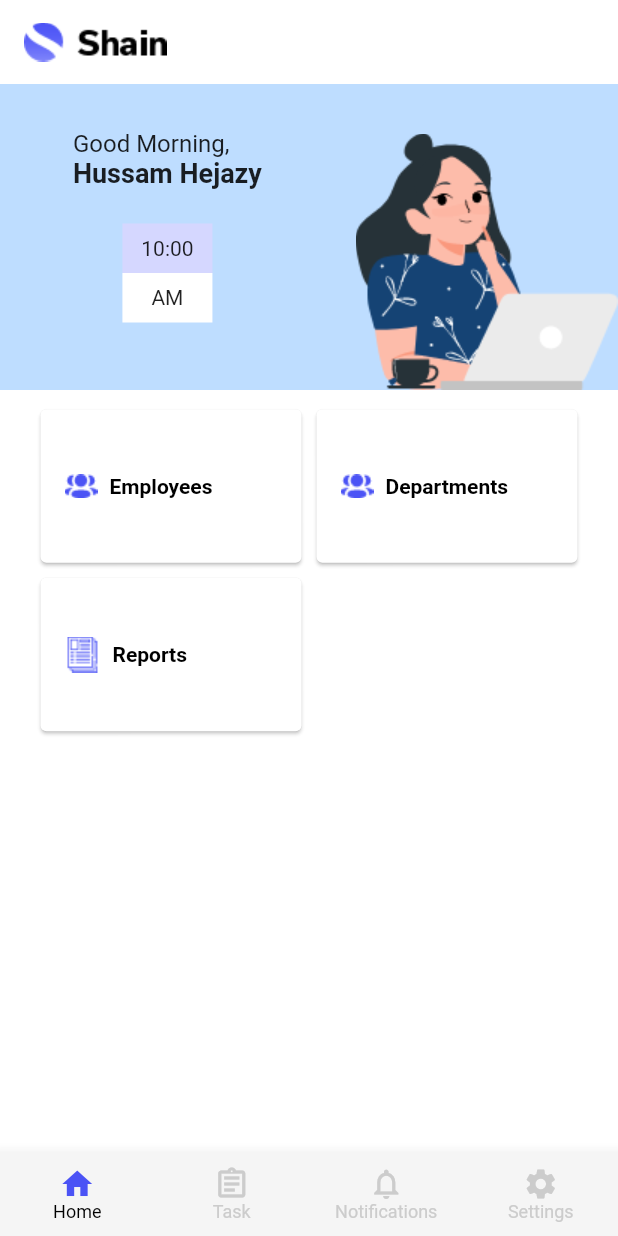
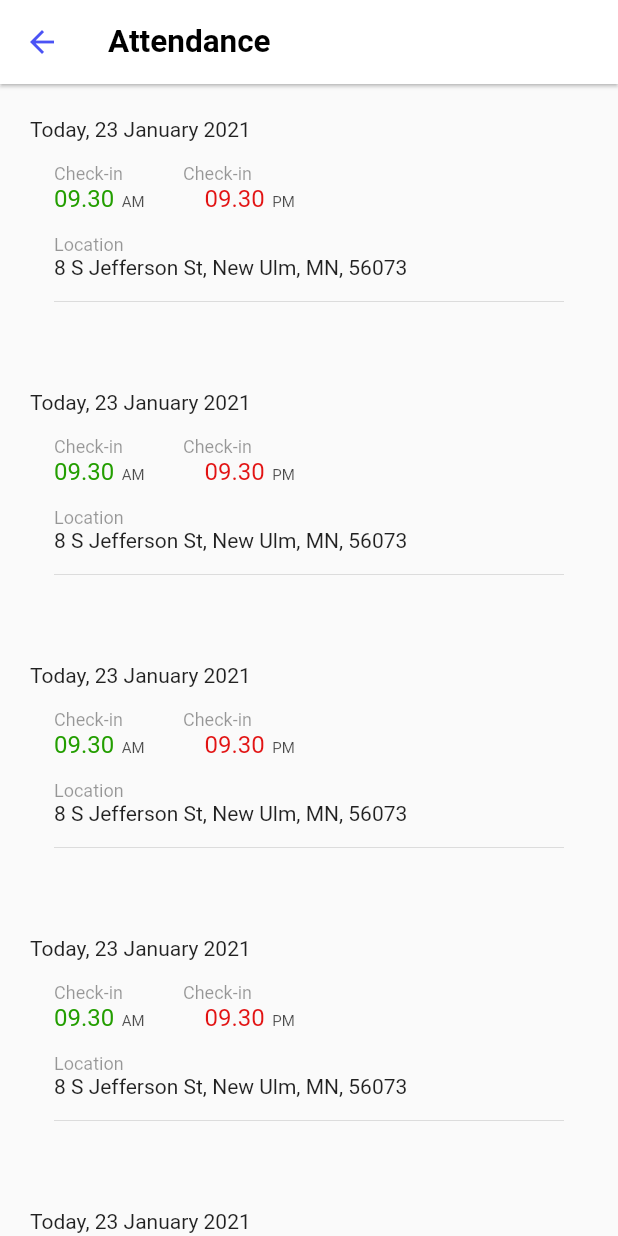
Before and after one commit to hussamhejazy/Task-Manager-Project, a Flutter app: the screen it shows after launch, on a phone screen of 412 x 824 dp. Run offline on Flutter 3.47's test engine with Material 2 defaults, Android fonts, the phone set to English and light mode, and no system bars.

Commit message:
add attendance_screen

```diff
--- /dev/null
+++ b/lib/screens/attendance_screen.dart
@@ -0,0 +1,99 @@
+import 'package:flutter/material.dart';
+
+class Attendance extends StatefulWidget {
+  const Attendance({Key? key}) : super(key: key);
+
+  @override
+  _AttendanceState createState() => _AttendanceState();
+}
+
+class _AttendanceState extends State<Attendance> {
+  @override
+  Widget build(BuildContext context) {
+    return Scaffold(
+      appBar: AppBar(
+        backgroundColor: Colors.white,
+        title: Text(
+          'Attendance',
+          style: TextStyle(
+              fontSize: 21, fontWeight: FontWeight.bold, color: Colors.black),
+        ),
+        elevation: 1,
+        leading: IconButton(onPressed: (){Navigator.pop(context);},icon: Icon(Icons.arrow_back,color: Color(0xFF4B53F5),),),
+      ),
+      body: ListView.builder(
+        itemBuilder: (context, index) {
+          return Padding(
+            padding: const EdgeInsets.symmetric(horizontal: 20,vertical: 22),
+            child: Container(
+              child: Column(
+                crossAxisAlignment: CrossAxisAlignment.start,
+                children: [
+                  Text('Today, 23 January 2021',style: TextStyle(fontSize: 14),),
+                  SizedBox(height: 15,),
+                  Padding(
+                    padding: const EdgeInsets.symmetric(horizontal: 16),
+                    child: Column(
+                      crossAxisAlignment: CrossAxisAlignment.start,
+                      children: [
+                        Row(
+                          children: [
+                            Text('Check-in',style: TextStyle(fontSize: 12,color: Colors.black.withOpacity(0.4)),),
+                            SizedBox(width: 40,),
+                            Text('Check-in',style: TextStyle(fontSize: 12,color: Colors.black.withOpacity(0.4)),)
+                          ],
+                        ),
+                        Row(
+                          children: [
+                            RichText(text: TextSpan(
+                              style: TextStyle(
+                                fontSize: 16,
+                                color: Color(0xFF239E00)
+                              ),
+                              text: '09.30',
+                              children: <InlineSpan>[
+                                TextSpan(
+                                  style: TextStyle(
+                                      fontSize: 10,
+                                      color: Colors.black.withOpacity(0.7),
+                                  ),
+                                  text: '  AM'
+                                )
+                              ]
+                            )),
+                            SizedBox(width: 40,),
+                            RichText(text: TextSpan(
+                                style: TextStyle(
+                                    fontSize: 16,
+                                    color: Color(0xFFE21313)
+                                ),
+                                text: '09.30',
+                                children: <InlineSpan>[
+                                  TextSpan(
+                                      style: TextStyle(
+                                        fontSize: 10,
+                                        color: Colors.black.withOpacity(0.7),
+                                      ),
+                                      text: '  PM'
+                                  )
+                                ]
+                            )),
+                          ],
+                        ),
+                        SizedBox(height: 14,),
+                        Text('Location',style: TextStyle(fontSize: 12,color: Colors.black.withOpacity(0.4)),),
+                        Text('8 S Jefferson St, New Ulm, MN, 56073',style: TextStyle(fontSize: 14),),
+                        Divider(height: 30,)
+                      ],
+                    ),
+                  )
+                ],
+              ),
+            ),
+          );
+        },
+        itemCount: 10,
+      ),
+    );
+  }
+}
--- a/lib/main.dart
+++ b/lib/screens/main.dart
@@ -1,4 +1,5 @@
 import 'package:flutter/material.dart';
+import 'package:task_manager/screens/attendance_screen.dart';
 import 'package:task_manager/screens/main_screen.dart';
 import 'package:task_manager/screens/nb_screens/pk_task_screen/add_task_screen.dart';
 import 'package:task_manager/screens/nb_screens/pk_task_screen/task_detail_screen.dart';
@@ -13,11 +14,12 @@ class MyApp extends StatelessWidget {
   Widget build(BuildContext context) {
     return MaterialApp(
       debugShowCheckedModeBanner: false,
-      initialRoute: '/main_screen',
+      initialRoute: '/attendance_screen',
       routes: {
         '/main_screen':(context)=>MainScreen(),
         '/add_task_screen':(context)=>AddTask(),
         '/task_detail_screen':(context)=>TaskDetail(),
+        '/attendance_screen':(context)=>Attendance(),
       },
     );
   }
--- a/lib/screens/nb_screens/home_screen.dart
+++ b/lib/screens/nb_screens/home_screen.dart
@@ -83,9 +83,9 @@ class HomeScreen extends StatelessWidget {
                   crossAxisSpacing: 10,
                   childAspectRatio: 160 / 94),
               children: [
-                buildElevatedButton(iconImage: 'images/employees_icon.png',label: 'Employees'),
-                buildElevatedButton(iconImage: 'images/employees_icon.png',label: 'Departments'),
-                buildElevatedButton(iconImage: 'images/reportIcon.png',label: 'Reports'),
+                buildElevatedButton(context,route:'',iconImage: 'images/employees_icon.png',label: 'Employees'),
+                buildElevatedButton(context,route:'',iconImage: 'images/employees_icon.png',label: 'Employees'),
+                buildElevatedButton(context,route:'',iconImage: 'images/reportIcon.png',label: 'Employees'),
               ],
             ),
           )
@@ -94,10 +94,10 @@ class HomeScreen extends StatelessWidget {
     );
   }
 
-  ElevatedButton buildElevatedButton({required String iconImage, required String label}) {
+  ElevatedButton buildElevatedButton(BuildContext context, {required String route,required String iconImage, required String label}) {
     return ElevatedButton(
       onPressed: () {
-                  //todo//implements
+        Navigator.pushNamed(context, route);
       },
       child: Row(
         mainAxisAlignment: MainAxisAlignment.start,
```
Also changed, not shown: 1 other file. Lines whose indentation alone changed are shown as unchanged.
